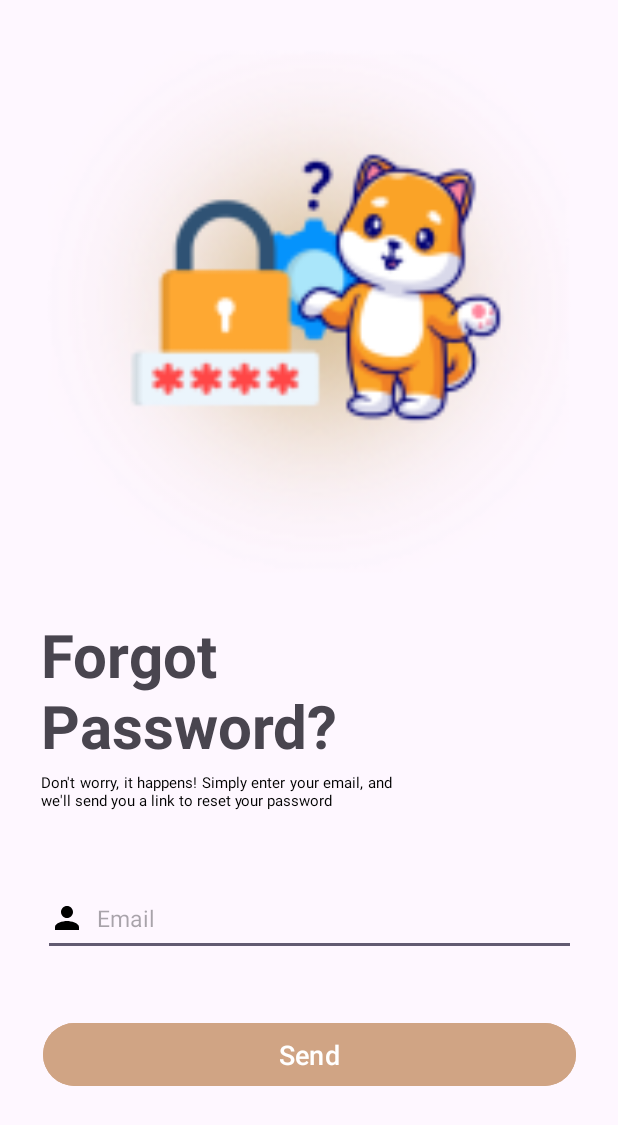
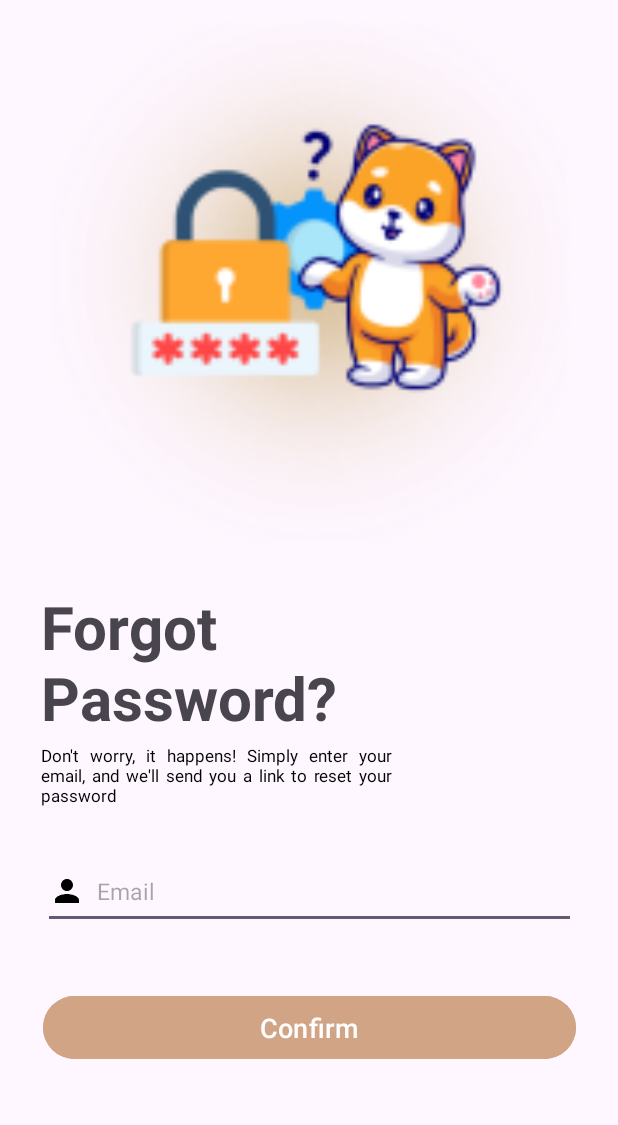
Before and after one commit to XanderUP/Furpect_Paws, an Android app: the Forgot screen opened directly, with no data from a screen before it, on a phone screen of 412 x 824 dp. Shown: the top 1125 px of the screen. Run offline under Robolectric (Android 15) with nearby library versions, the phone set to English and light mode, and no system bars.

Commit message:
"Forgot Password" screens have functional errors and switch screen, MISSING: Email function for reset password confirmation, Functional link that would open the app, and Database function for actually changing password

```diff
--- a/app/build.gradle.kts
+++ b/app/build.gradle.kts
@@ -49,4 +49,6 @@ dependencies {
     androidTestImplementation(libs.androidx.espresso.core)
     implementation(libs.retrofit)
     implementation(libs.converter.gson)
+    implementation(libs.androidx.viewpager2)
+    implementation(libs.material)
 }
--- a/app/src/main/AndroidManifest.xml
+++ b/app/src/main/AndroidManifest.xml
@@ -20,6 +20,9 @@
         <activity android:name=".SignupActivity" android:exported="false" />
         <activity android:name="com.example.test.Forgot" android:exported="false" />
         <activity android:name=".Login" android:exported="false" />
+        <activity android:name=".Welcome" android:exported="false"/>
+        <activity android:name=".Resetpass" android:exported="false"/>
+        <activity android:name=".OTP" android:exported="false"/>
 
         <activity android:name=".MainActivity"
             android:exported="true">
--- a/app/src/main/res/layout/confirmation.xml
+++ /dev/null
@@ -1,6 +0,0 @@
-<?xml version="1.0" encoding="utf-8"?>
-<androidx.constraintlayout.widget.ConstraintLayout xmlns:android="http://schemas.android.com/apk/res/android"
-    android:layout_width="match_parent"
-    android:layout_height="match_parent">
-
-</androidx.constraintlayout.widget.ConstraintLayout>
--- a/app/src/main/res/layout/forgot.xml
+++ b/app/src/main/res/layout/forgot.xml
@@ -14,23 +14,38 @@
         app:layout_constraintHorizontal_bias="0.0"
         app:layout_constraintStart_toStartOf="parent"
         app:layout_constraintTop_toTopOf="parent"
-        app:layout_constraintVertical_bias="0.044"
+        app:layout_constraintVertical_bias="0.0"
         app:srcCompat="@mipmap/ic_forgot_foreground" />
 
-    <TextView
-        android:id="@+id/forgot_desc"
-        android:layout_width="234dp"
-        android:layout_height="wrap_content"
-        android:layout_marginTop="4dp"
-        android:justificationMode="inter_word"
-        android:text="Don't worry, it happens! Simply enter your email, and
-we'll send you a link to reset your password"
-        android:textAppearance="@color/gray"
-        android:textSize="10sp"
+    <Button
+        android:id="@+id/ForgotButton"
+        android:layout_width="355dp"
+        android:layout_height="50sp"
+        android:backgroundTint="@color/AppBrown"
+        android:text="Confirm"
+        android:textSize="18dp"
+        app:layout_constraintBottom_toBottomOf="parent"
         app:layout_constraintEnd_toEndOf="parent"
-        app:layout_constraintHorizontal_bias="0.152"
         app:layout_constraintStart_toStartOf="parent"
-        app:layout_constraintTop_toBottomOf="@+id/forgot" />
+        app:layout_constraintTop_toTopOf="parent"
+        app:layout_constraintVertical_bias="0.853" />
+
+    <EditText
+        android:id="@+id/ForgotEmail"
+        android:layout_width="355dp"
+        android:layout_height="49dp"
+        android:drawableStart="@drawable/ic_email"
+        android:drawablePadding="8dp"
+        android:ems="10"
+        android:hint="Email"
+        android:autofillHints="emailAddress"
+        android:inputType="textEmailAddress"
+        android:textSize="15sp"
+        app:layout_constraintBottom_toBottomOf="parent"
+        app:layout_constraintEnd_toEndOf="parent"
+        app:layout_constraintStart_toStartOf="parent"
+        app:layout_constraintTop_toTopOf="parent"
+        app:layout_constraintVertical_bias="0.736" />
 
     <TextView
         android:id="@+id/forgot"
@@ -44,34 +59,33 @@ we'll send you a link to reset your password"
         app:layout_constraintHorizontal_bias="0.127"
         app:layout_constraintStart_toStartOf="parent"
         app:layout_constraintTop_toTopOf="parent"
-        app:layout_constraintVertical_bias="0.566" />
+        app:layout_constraintVertical_bias="0.541" />
 
-    <EditText
-        android:id="@+id/ForgotEmail"
-        android:layout_width="355dp"
-        android:layout_height="49dp"
-        android:drawableStart="@drawable/ic_email"
-        android:drawablePadding="8dp"
-        android:ems="10"
-        android:hint="Email"
-        android:inputType="textEmailAddress"
-        android:textSize="15sp"
-        app:layout_constraintBottom_toBottomOf="parent"
+    <TextView
+        android:id="@+id/forgot_desc"
+        android:layout_width="234dp"
+        android:layout_height="wrap_content"
+        android:layout_marginTop="4dp"
+        android:justificationMode="inter_word"
+        android:text="Don't worry, it happens! Simply enter your email, and
+we'll send you a link to reset your password"
+        android:textAppearance="@color/gray"
+        android:textSize="11sp"
         app:layout_constraintEnd_toEndOf="parent"
+        app:layout_constraintHorizontal_bias="0.152"
         app:layout_constraintStart_toStartOf="parent"
-        app:layout_constraintTop_toTopOf="parent"
-        app:layout_constraintVertical_bias="0.759" />
+        app:layout_constraintTop_toBottomOf="@+id/forgot" />
 
-    <Button
-        android:id="@+id/ForgotButton"
-        android:layout_width="355dp"
-        android:layout_height="50sp"
-        android:backgroundTint="@color/AppBrown"
-        android:text="Send"
-        android:textSize="18dp"
-        app:layout_constraintBottom_toBottomOf="parent"
-        app:layout_constraintEnd_toEndOf="parent"
-        app:layout_constraintStart_toStartOf="parent"
-        app:layout_constraintTop_toTopOf="parent"
-        app:layout_constraintVertical_bias="0.876" />
+    <TextView
+        android:id="@+id/ForgotError"
+        android:layout_width="wrap_content"
+        android:layout_height="wrap_content"
+        android:textColor="@color/red"
+        android:textSize="17sp"
+        android:textStyle="bold"
+        android:visibility="gone"
+        app:layout_constraintEnd_toEndOf="@+id/ForgotButton"
+        app:layout_constraintStart_toStartOf="@+id/ForgotButton"
+        app:layout_constraintTop_toBottomOf="@+id/ForgotButton"
+        tools:text="Error Message" />
 </androidx.constraintlayout.widget.ConstraintLayout>
--- a/app/src/main/res/layout/otp.xml
+++ b/app/src/main/res/layout/otp.xml
@@ -6,7 +6,7 @@
     xmlns:app="http://schemas.android.com/apk/res-auto">
 
     <ImageView
-        android:id="@+id/otplogo"
+        android:id="@+id/otp_logo"
         android:layout_width="412dp"
         android:layout_height="331dp"
         app:layout_constraintBottom_toBottomOf="parent"
@@ -35,7 +35,6 @@
         android:id="@+id/otp_desc"
         android:layout_width="234dp"
         android:layout_height="wrap_content"
-        android:justificationMode="inter_word"
         android:text="Please check your inbox and follow the instructions to reset your password."
         android:textSize="12sp"
         app:layout_constraintEnd_toEndOf="parent"
@@ -50,7 +49,7 @@
         android:layout_height="50sp"
         android:backgroundTint="@color/AppBrown"
         android:text="Resend Email"
-        android:textSize="18dp"
+        android:textSize="18sp"
         app:layout_constraintBottom_toBottomOf="parent"
         app:layout_constraintEnd_toEndOf="parent"
         app:layout_constraintStart_toStartOf="parent"
--- a/app/src/main/res/mipmap-anydpi-v26/ic_logo.xml
+++ /dev/null
@@ -1,5 +0,0 @@
-<?xml version="1.0" encoding="utf-8"?>
-<adaptive-icon xmlns:android="http://schemas.android.com/apk/res/android">
-    <background android:drawable="@mipmap/ic_transparent_background"/>
-    <foreground android:drawable="@mipmap/ic_logo_foreground"/>
-</adaptive-icon>
--- a/gradle/libs.versions.toml
+++ b/gradle/libs.versions.toml
@@ -1,5 +1,5 @@
 [versions]
-agp = "8.8.1"
+agp = "8.8.2"
 coreSplashscreen = "1.0.1"
 kotlin = "1.9.24"
 coreKtx = "1.10.1"
@@ -13,10 +13,12 @@ activity = "1.8.0"
 constraintlayout = "2.1.4"
 materialVersion = "1.12.0"
 retrofit = "2.9.0"
+viewpager2 = "1.1.0"
 
 [libraries]
 androidx-core-ktx = { group = "androidx.core", name = "core-ktx", version.ref = "coreKtx" }
 androidx-core-splashscreen = { module = "androidx.core:core-splashscreen", version.ref = "coreSplashscreen" }
+androidx-viewpager2 = { module = "androidx.viewpager2:viewpager2", version.ref = "viewpager2" }
 converter-gson = { module = "com.squareup.retrofit2:converter-gson", version.ref = "retrofit" }
 junit = { group = "junit", name = "junit", version.ref = "junit" }
 androidx-junit = { group = "androidx.test.ext", name = "junit", version.ref = "junitVersion" }
```
Also changed, not shown: app/src/main/java/com/example/test/Forgot.kt (+38 -0 lines), app/src/main/java/com/example/test/Login.kt (+26 -2 lines), app/src/main/java/com/example/test/OTP.kt (+21 -1 lines), app/src/main/java/com/example/test/Signup.kt (+39 -2 lines), app/src/main/res/layout/login.xml (+11 -3 lines), app/src/main/res/layout/reset_password.xml (+26 -12 lines), app/src/main/res/layout/signup.xml (+22 -0 lines), app/src/main/res/mipmap-hdpi/ic_logo.webp (deleted), app/src/main/res/mipmap-mdpi/ic_logo.webp (deleted), app/src/main/res/mipmap-xhdpi/ic_logo.webp (deleted), app/src/main/res/mipmap-xxhdpi/ic_logo.webp (deleted), app/src/main/res/mipmap-xxxhdpi/ic_logo.webp (deleted).
